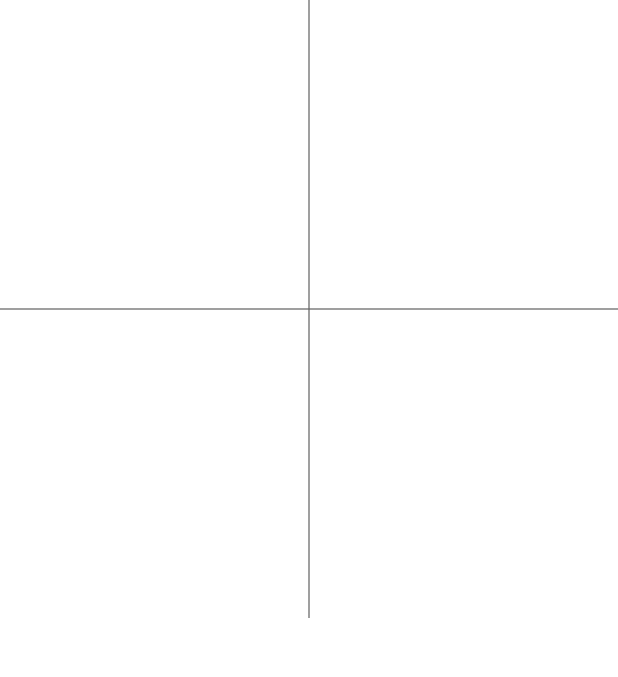
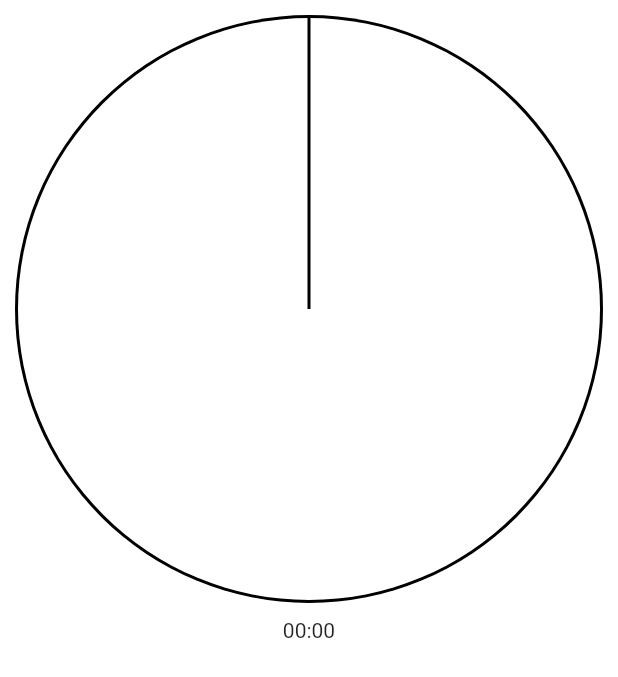
Before and after one commit to TaegwanJang/winding-timer, a Flutter app: the screen it shows after launch, on a phone screen of 412 x 824 dp. Shown: the top 677 px of the screen. Run offline on Flutter 3.47's test engine with Material 2 defaults, Android fonts, the phone set to English and light mode, and no system bars.

Commit message:
add time custom painter

```diff
--- a/lib/provider/winding_provider.dart
+++ b/lib/provider/winding_provider.dart
@@ -7,6 +7,7 @@ class WindingProvider extends ChangeNotifier {
   final WindingCoordinate centerCoordinate;
   final isMove = ValueNotifier<bool>(false);
   final angle = ValueNotifier<double>(0);
+  final seconds = ValueNotifier<int>(0);
   WindingCoordinate prevCoordinate = WindingCoordinate();
   WindingCoordinate tapCoordinate = WindingCoordinate();
   int prevQuadrant = 1;
@@ -42,6 +43,9 @@ class WindingProvider extends ChangeNotifier {
     }
 
     this.angle.value = angle + roation * 360;
+    if (this.angle.value ~/ 6 != seconds.value) {
+      seconds.value = this.angle.value ~/ 6;
+    }
 
     prevCoordinate = this.tapCoordinate;
     prevQuadrant = currentQuadrant;
--- a/lib/ui/home/_swipe_gesture_detector.dart
+++ b/lib/ui/home/_swipe_gesture_detector.dart
@@ -1,12 +1,16 @@
 part of 'home_page.dart';
 
 class _SwipeGestureDetector extends StatelessWidget {
-  final Widget child;
   late WindingProvider _provider;
+  final double width;
+  final double height;
+  final EdgeInsets padding;
 
   _SwipeGestureDetector({
     super.key,
-    required this.child,
+    required this.width,
+    required this.height,
+    this.padding = EdgeInsets.zero,
   });
 
   @override
@@ -16,7 +20,20 @@ class _SwipeGestureDetector extends StatelessWidget {
       behavior: HitTestBehavior.translucent,
       onVerticalDragUpdate: _provider.dragUpdatePosition,
       onHorizontalDragUpdate: _provider.dragUpdatePosition,
-      child: child,
+      child: Container(
+        width: width,
+        height: height,
+        padding: padding,
+        child: ValueListenableBuilder<double>(
+          valueListenable: _provider.angle,
+          builder: (_, angle, __) {
+            return TimerProgressWidget(
+              angle: angle,
+            );
+          },
+        ),
+        // child: TimerProgressWidget(),
+      ),
     );
   }
 }
--- a/lib/ui/home/home_page.dart
+++ b/lib/ui/home/home_page.dart
@@ -1,10 +1,13 @@
 import 'dart:math';
 
+import 'package:intl/intl.dart';
 import 'package:provider/provider.dart';
 import 'package:flutter/material.dart';
 import 'package:winding_timer/provider/winding_provider.dart';
+import 'package:winding_timer/ui/progress/timer_progress_widget.dart';
 
 part '_swipe_gesture_detector.dart';
+part '_time_counter.dart';
 
 class HomePage extends StatelessWidget {
   const HomePage({super.key});
@@ -15,7 +18,7 @@ class HomePage extends StatelessWidget {
       backgroundColor: Colors.white,
       body: SafeArea(
         child: LayoutBuilder(
-          builder: (context, constraints) {
+          builder: (_, constraints) {
             debugPrint(
                 'width, height :: (${constraints.maxWidth} , ${constraints.maxHeight})');
             double centerX = constraints.maxWidth / 2;
@@ -28,12 +31,15 @@ class HomePage extends StatelessWidget {
                   y: centerY,
                 ),
               ),
-              child: _SwipeGestureDetector(
-                child: SizedBox(
-                  width: constraints.maxWidth,
-                  height: constraints.maxWidth,
-                  child: _buildCrossWidget(),
-                ),
+              child: Column(
+                children: [
+                  _SwipeGestureDetector(
+                    width: constraints.maxWidth,
+                    height: constraints.maxWidth,
+                    padding: EdgeInsets.all(10),
+                  ),
+                  _TimeCounter(),
+                ],
               ),
             );
           },
--- /dev/null
+++ b/lib/ui/progress/timer_progress_widget.dart
@@ -0,0 +1,87 @@
+import 'dart:math';
+
+import 'package:flutter/material.dart';
+import 'package:flutter/widgets.dart';
+
+class TimerProgressWidget extends StatefulWidget {
+  final double angle;
+  final double borderWidth;
+  final double secondHandWidth;
+
+  const TimerProgressWidget({
+    super.key,
+    this.angle = 0,
+    this.borderWidth = 2,
+    this.secondHandWidth = 2,
+  });
+
+  @override
+  State<TimerProgressWidget> createState() => _TimerProgressWidgetState();
+}
+
+class _TimerProgressWidgetState extends State<TimerProgressWidget> {
+  @override
+  Widget build(BuildContext context) {
+    return CustomPaint(
+      painter: _ProgressBarPainter(
+        angle: widget.angle,
+        borderWidth: widget.borderWidth,
+        secondHandWidth: widget.secondHandWidth,
+      ),
+      child: Container(),
+    );
+  }
+}
+
+class _ProgressBarPainter extends CustomPainter {
+  final double angle;
+  final double borderWidth;
+  final double secondHandWidth;
+
+  _ProgressBarPainter({
+    required this.angle,
+    required this.borderWidth,
+    required this.secondHandWidth,
+  });
+
+  @override
+  void paint(Canvas canvas, Size size) {
+    double circleRadius =
+        (size.height >= size.width) ? size.width / 2 : size.height / 2;
+
+    /// circle
+    final Paint circlePaint = Paint()..color = Colors.black;
+    canvas.drawCircle(
+        Offset(
+          size.width / 2,
+          (size.height / 2),
+        ),
+        circleRadius,
+        circlePaint);
+
+    final Paint circlePaint2 = Paint()..color = Colors.white;
+    canvas.drawCircle(
+        Offset(
+          size.width / 2,
+          (size.height / 2),
+        ),
+        circleRadius - borderWidth,
+        circlePaint2);
+
+    final Paint secondHandPaint = Paint()
+      ..color = Colors.black
+      ..style = PaintingStyle.stroke
+      ..strokeWidth = secondHandWidth;
+
+    canvas.drawLine(
+        Offset(size.width / 2, size.height / 2),
+        Offset(cos(angle * pi / 180 - pi / 2) * circleRadius + size.width / 2,
+            sin(angle * pi / 180 - pi / 2) * circleRadius + size.height / 2),
+        secondHandPaint);
+  }
+
+  @override
+  bool shouldRepaint(CustomPainter oldDelegate) {
+    return true;
+  }
+}
```
